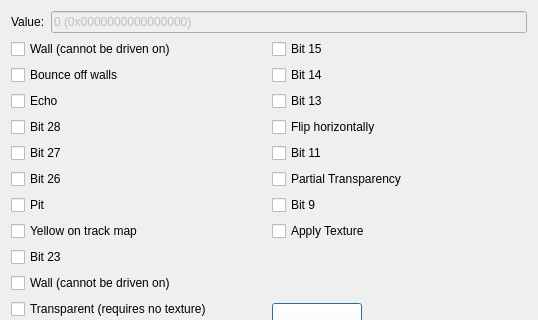
Before: the Qt Designer form TrackEditor/EditSurfaceDialog.ui in Zizin13/Roller, drawn with Qt 5; both pictures show x 0 to 538 and y 0 to 320 of the 538 by 488 pixel window.
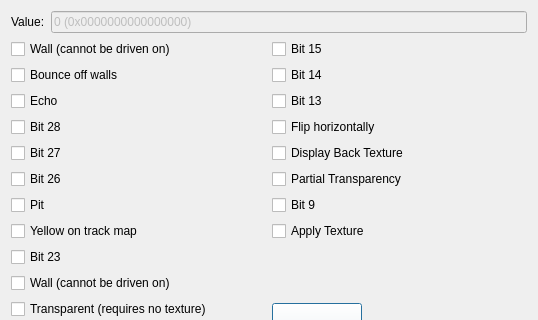
After: the same form once the commit is applied.

```diff
--- a/TrackEditor/EditSurfaceDialog.ui
+++ b/TrackEditor/EditSurfaceDialog.ui
@@ -185,7 +185,7 @@
      <item row="5" column="1">
       <widget class="QCheckBox" name="ck11">
        <property name="text">
-        <string>Bit 11</string>
+        <string>Display Back Texture</string>
        </property>
       </widget>
      </item>
```
Left out of the diff: 2 changed lines with no effect on the pictures.
